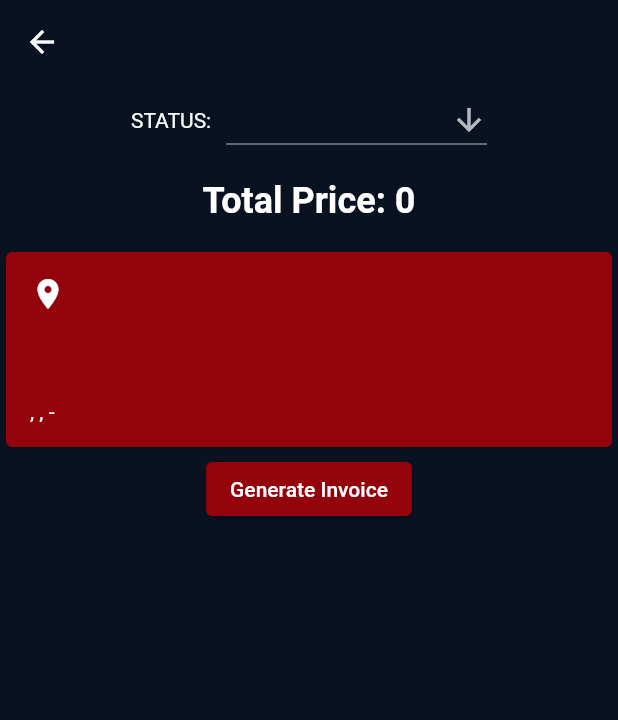
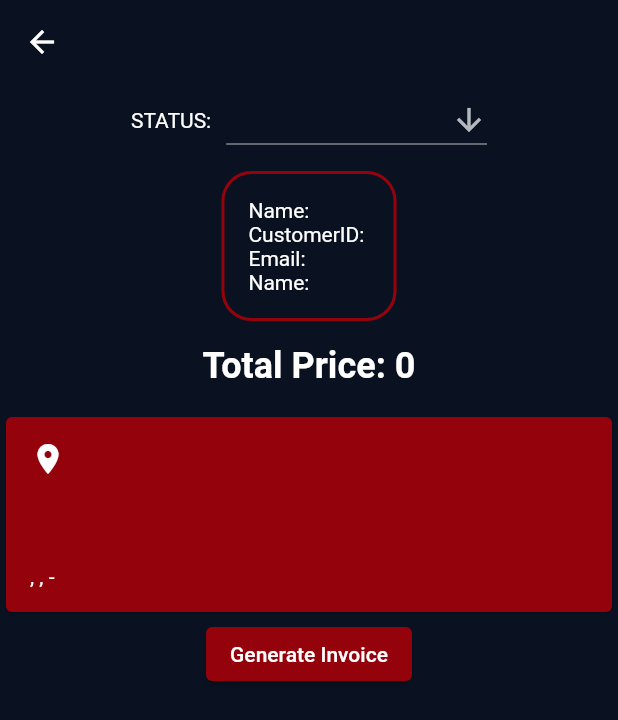
Before and after one commit to devShakib015/wantsbro_admin, a Flutter app: the EditOrder screen opened directly with empty values, on a phone screen of 412 x 824 dp. Shown: the top 720 px of the screen. Run offline on Flutter 3.47's test engine with Material 2 defaults, Android fonts, the phone set to English and light mode, and no system bars; our stand-ins replace cloud_firestore, firebase_auth, firebase_core, firebase_storage, flutter_colorpicker, image_picker and 2 more; missing offline and left inert: multi_image_picker; accounts and stored records are empty.

Commit message:
Order and users done

```diff
--- a/lib/Pages/Drawer menu pages/orders/edit_order.dart
+++ b/lib/Pages/Drawer menu pages/orders/edit_order.dart
@@ -3,6 +3,8 @@ import 'package:flutter/material.dart';
 import 'package:provider/provider.dart';
 import 'package:wantsbro_admin/Providers/order_provider.dart';
 import 'package:wantsbro_admin/Providers/product_provider.dart';
+import 'package:wantsbro_admin/Providers/user_provider.dart';
+import 'package:wantsbro_admin/theming/color_constants.dart';
 
 class EditOrder extends StatefulWidget {
   final String orderID;
@@ -28,7 +30,7 @@ class _EditOrderState extends State<EditOrder> {
     'Awaiting Acceptance',
     'Processing',
     'Completed',
-    "Cancelled"
+    //"Cancelled"
   ];
   String dropdownValue;
   @override
@@ -48,7 +50,9 @@ class _EditOrderState extends State<EditOrder> {
                   SizedBox(
                     width: 10,
                   ),
-                  DropdownButton<String>(
+                  widget.status == "Cancelled"
+                      ? Text("Cancelled")
+                      : DropdownButton<String>(
                           value: dropdownValue,
                           icon: const Icon(Icons.arrow_downward),
                           iconSize: 24,
@@ -57,11 +61,12 @@ class _EditOrderState extends State<EditOrder> {
                             setState(() {
                               dropdownValue = newValue;
                             });
-                      await Provider.of<OrderProvider>(context, listen: false)
+                            await Provider.of<OrderProvider>(context,
+                                    listen: false)
                                 .updateOrderStatus(widget.orderID, newValue);
                           },
-                    items:
-                        statuses.map<DropdownMenuItem<String>>((String value) {
+                          items: statuses
+                              .map<DropdownMenuItem<String>>((String value) {
                             return DropdownMenuItem<String>(
                               value: value,
                               child: Text(value),
@@ -89,6 +94,47 @@ class _EditOrderState extends State<EditOrder> {
                     return Container(
                       child: Column(
                         children: [
+                          SizedBox(
+                            height: 10,
+                          ),
+                          Container(
+                            padding: EdgeInsets.all(16),
+                            child: FutureBuilder<DocumentSnapshot>(
+                              future: Provider.of<UserProvider>(context)
+                                  .getUserInfo(data["userId"]),
+                              builder: (BuildContext context,
+                                  AsyncSnapshot<DocumentSnapshot> snapshot) {
+                                if (!snapshot.hasData) {
+                                  return Padding(
+                                    padding: const EdgeInsets.all(16.0),
+                                    child: Text("Loading..."),
+                                  );
+                                } else if (snapshot.hasError) {
+                                  return Padding(
+                                    padding: const EdgeInsets.all(16.0),
+                                    child: Text("Error..."),
+                                  );
+                                } else {
+                                  final userData = snapshot.data.data();
+                                  return Column(
+                                    crossAxisAlignment:
+                                        CrossAxisAlignment.start,
+                                    children: [
+                                      Text("Name: ${userData["name"]}"),
+                                      Text(
+                                          "CustomerID: ${userData["customerId"]}"),
+                                      Text("Email: ${userData["email"]}"),
+                                      Text("Name: ${userData["phone"]}"),
+                                    ],
+                                  );
+                                }
+                                ;
+                              },
+                            ),
+                            decoration: BoxDecoration(
+                                border: Border.all(width: 2, color: mainColor),
+                                borderRadius: BorderRadius.circular(20)),
+                          ),
                           Container(
                               padding: EdgeInsets.all(16),
                               width: double.infinity,
--- a/lib/constants.dart
+++ b/lib/constants.dart
@@ -10,3 +10,5 @@ CollectionReference productCollection =
     FirebaseFirestore.instance.collection("products");
 CollectionReference orderCollection =
     FirebaseFirestore.instance.collection("orders");
+CollectionReference userCollection =
+    FirebaseFirestore.instance.collection("users");
--- a/lib/drawer_menu_list.dart
+++ b/lib/drawer_menu_list.dart
@@ -7,7 +7,7 @@ import 'package:wantsbro_admin/Pages/Drawer%20menu%20pages/orders/orders.dart';
 import 'package:wantsbro_admin/Pages/Drawer%20menu%20pages/products/products.dart';
 import 'package:wantsbro_admin/Pages/Drawer%20menu%20pages/reviews.dart';
 import 'package:wantsbro_admin/Pages/Drawer%20menu%20pages/settings.dart';
-import 'package:wantsbro_admin/Pages/Drawer%20menu%20pages/users.dart';
+import 'package:wantsbro_admin/Pages/Drawer%20menu%20pages/users/users.dart';
 
 List<Map<dynamic, dynamic>> drawerMenus = [
   {
--- a/lib/main.dart
+++ b/lib/main.dart
@@ -9,6 +9,7 @@ import 'package:wantsbro_admin/Providers/category_provider.dart';
 import 'package:wantsbro_admin/Providers/order_provider.dart';
 import 'package:wantsbro_admin/Providers/product_provider.dart';
 import 'package:wantsbro_admin/Providers/storage_provider.dart';
+import 'package:wantsbro_admin/Providers/user_provider.dart';
 import 'package:wantsbro_admin/landing_page.dart';
 import 'package:wantsbro_admin/theming/theme.dart';
 
@@ -95,6 +96,9 @@ class _MainAppState extends State<MainApp> {
         ChangeNotifierProvider<OrderProvider>(
           create: (_) => OrderProvider(),
         ),
+        ChangeNotifierProvider<UserProvider>(
+          create: (_) => UserProvider(),
+        ),
       ],
       child: MaterialApp(
         title: 'wantsBro',
```
Also changed, not shown: lib/Pages/Drawer menu pages/users.dart (deleted, +0 -21 lines), lib/Pages/Drawer menu pages/users/users.dart (added, +94 -0 lines), lib/Pages/Drawer menu pages/users/view_user.dart (added, +33 -0 lines), lib/Providers/user_provider.dart (added, +13 -0 lines), 1 other file. Lines whose indentation alone changed are shown as unchanged.
